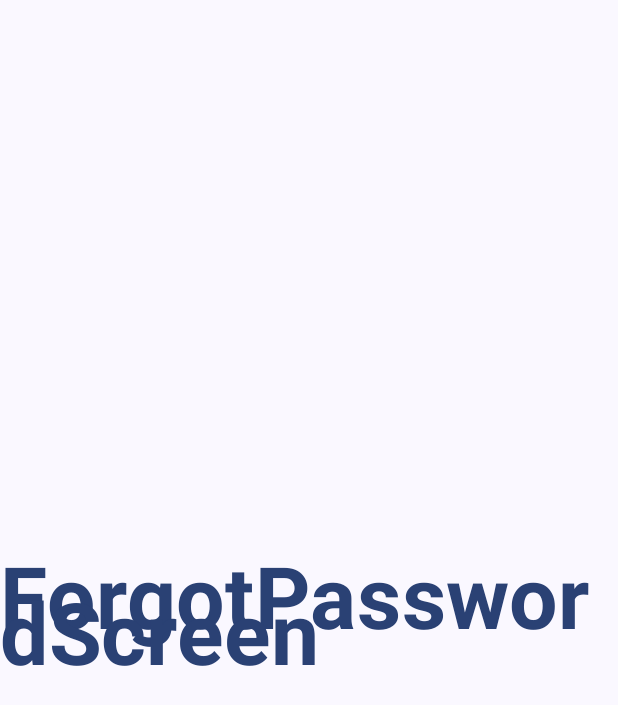
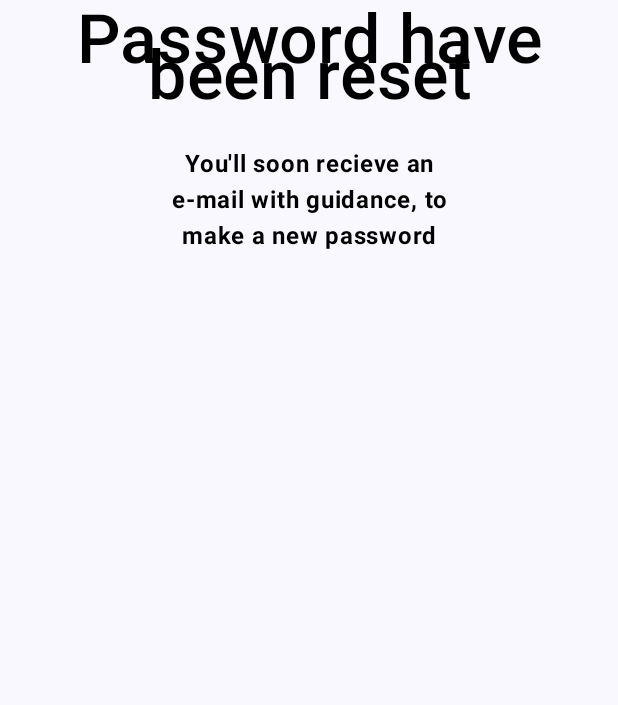
Before and after one commit to steveng85/AppDevelopment, an Android app built with Jetpack Compose: the ForgotPasswordScreen screen opened through its navigation route, on a phone screen of 412 x 824 dp. Shown: the top 705 px of the screen. Run offline under Robolectric (Android 15) with nearby library versions, the phone set to English and light mode, and no system bars.

Commit message:
made changes

```diff
--- a/app/src/main/java/com/example/appdevelopment/ui/screens/ForgotPasswordScreen.kt
+++ b/app/src/main/java/com/example/appdevelopment/ui/screens/ForgotPasswordScreen.kt
@@ -1,15 +1,18 @@
 package com.example.appdevelopment.ui.screens
 
 import androidx.compose.foundation.clickable
-import androidx.compose.foundation.layout.Box
-import androidx.compose.foundation.layout.fillMaxSize
+import androidx.compose.foundation.layout.*
 import androidx.compose.material3.MaterialTheme
+import androidx.compose.material3.Surface
 import androidx.compose.material3.Text
 import androidx.compose.runtime.Composable
 import androidx.compose.ui.Alignment
 import androidx.compose.ui.Modifier
+import androidx.compose.ui.graphics.Color
 import androidx.compose.ui.text.font.FontWeight
+import androidx.compose.ui.text.style.TextAlign
 import androidx.compose.ui.tooling.preview.Preview
+import androidx.compose.ui.unit.dp
 import androidx.navigation.NavController
 import androidx.navigation.compose.rememberNavController
 import com.example.appdevelopment.navigation.Screen
@@ -18,19 +21,34 @@ import com.example.appdevelopment.navigation.Screen
 fun ForgotPasswordScreen(
     navController: NavController
 ) {
-    Box(
+    Surface(modifier = Modifier.fillMaxSize()) {
+        Column(
             modifier = Modifier.fillMaxSize(),
-        contentAlignment = Alignment.Center
+            verticalArrangement = Arrangement.spacedBy(20.dp),
+            horizontalAlignment = Alignment.CenterHorizontally,
+
+
             ) {
             Text(
                 modifier = Modifier.clickable {
                     navController.navigate(route = Screen.Welcome.route)
                 },
-            text = "ForgotPasswordScreen",
-            color = MaterialTheme.colorScheme.primary,
-            fontSize = MaterialTheme.typography.displayLarge.fontSize,
-            fontWeight = FontWeight.Bold
+                text = "Password have been reset",
+                color = Color.Black,
+                fontSize = MaterialTheme.typography.displayMedium.fontSize,
+                fontWeight = FontWeight.Medium,
+                textAlign = TextAlign.Center
             )
+
+            Text(
+                modifier = Modifier.padding(start = 100.dp, end = 100.dp),
+                text = "You'll soon recieve an e-mail with guidance, to make a new password",
+                color = Color.Black,
+                fontWeight = FontWeight.Bold,
+                textAlign = TextAlign.Center
+            )
+
+        }
     }
 }
 
--- a/app/src/main/java/com/example/appdevelopment/ui/screens/LoginScreen.kt
+++ b/app/src/main/java/com/example/appdevelopment/ui/screens/LoginScreen.kt
@@ -27,6 +27,7 @@ import androidx.lifecycle.createSavedStateHandle
 import androidx.navigation.NavController
 import androidx.navigation.compose.rememberNavController
 import com.example.appdevelopment.navigation.Screen
+
 
 
 
--- /dev/null
+++ b/app/src/main/java/com/example/appdevelopment/ui/screens/LoginViewModel.kt
@@ -0,0 +1,10 @@
+package com.example.appdevelopment.ui.screens
+
+import androidx.lifecycle.ViewModel
+import kotlinx.coroutines.flow.MutableStateFlow
+import kotlinx.coroutines.flow.asStateFlow
+
+class LoginViewModel : ViewModel() {
+    private val _emailText = MutableStateFlow("")
+    val emailText = _emailText.asStateFlow()
+}
```
Lines whose indentation alone changed are shown as unchanged.
